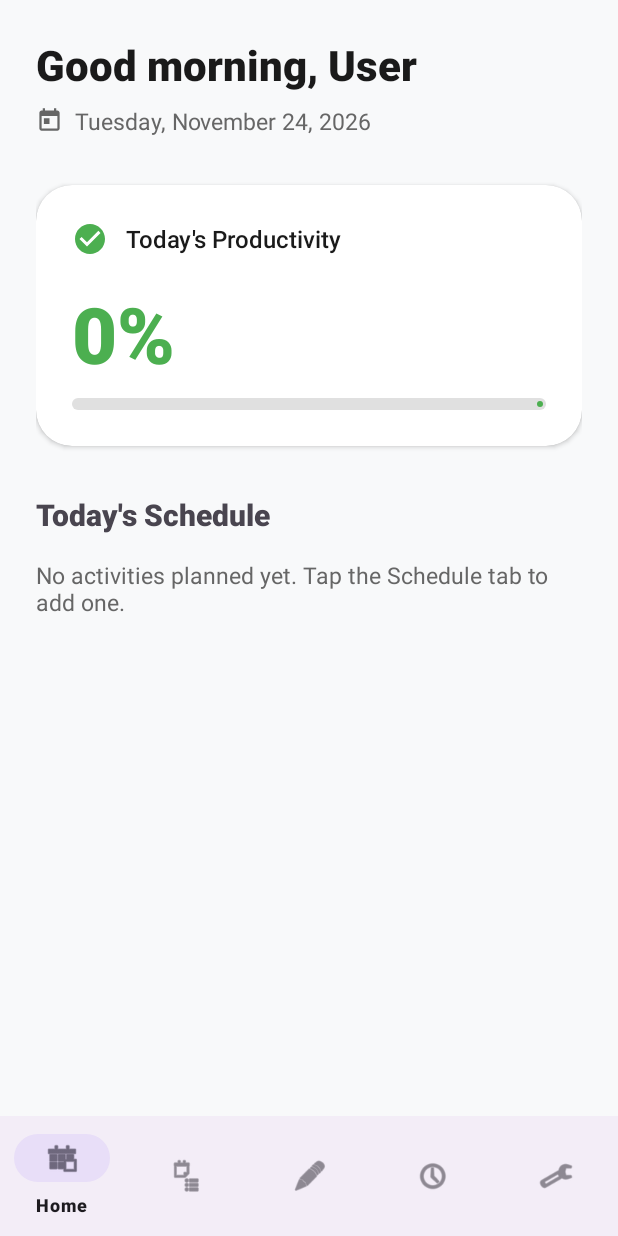
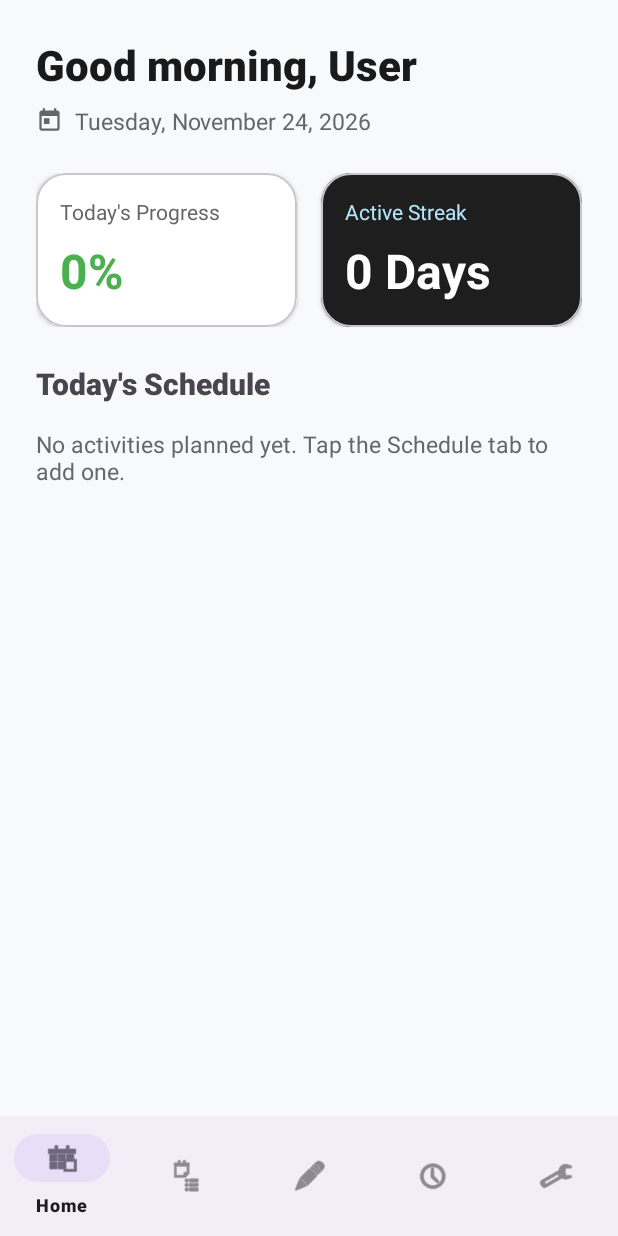
Before and after one commit to Jiks2217/daily-planner, an Android app: the DashboardFragment screen opened through its navigation route, on a phone screen of 412 x 824 dp. Run offline under Robolectric (Android 15) with nearby library versions, the phone set to English and light mode, and no system bars; our stand-ins replace Room's generated code, navigation-ui.

Commit message:
Feature: Dashboard Cards, Clickable History, Scheduled Reminders, and Form Reset

```diff
--- a/app/src/main/java/com/group5/dailyplanner/DashboardFragment.java
+++ b/app/src/main/java/com/group5/dailyplanner/DashboardFragment.java
@@ -11,7 +11,8 @@ import androidx.annotation.NonNull;
 import androidx.annotation.Nullable;
 import androidx.fragment.app.Fragment;
 import androidx.lifecycle.ViewModelProvider;
-import com.google.android.material.progressindicator.LinearProgressIndicator;
+import com.google.android.material.bottomnavigation.BottomNavigationView;
+import com.google.android.material.card.MaterialCardView;
 import java.text.SimpleDateFormat;
 import java.util.Date;
 import java.util.Locale;
@@ -25,8 +26,11 @@ public class DashboardFragment extends Fragment {
         TextView tvGreeting = view.findViewById(R.id.tvGreeting);
         TextView tvDate = view.findViewById(R.id.tvDate);
         TextView tvProgress = view.findViewById(R.id.tvProgress);
+        TextView tvStreak = view.findViewById(R.id.tvStreak);
         TextView tvStats = view.findViewById(R.id.tvStats);
-        LinearProgressIndicator progressBar = view.findViewById(R.id.progressBar);
+        MaterialCardView cardProgress = view.findViewById(R.id.cardProgress);
+        MaterialCardView cardStreak = view.findViewById(R.id.cardStreak);
+        BottomNavigationView bottomNav = requireActivity().findViewById(R.id.bottom_navigation);
 
         SimpleDateFormat sdf = new SimpleDateFormat("EEEE, MMMM d, yyyy", Locale.getDefault());
         tvDate.setText(sdf.format(new Date()));
@@ -37,24 +41,27 @@ public class DashboardFragment extends Fragment {
         String greeting = (hour < 12) ? "Good morning, " : (hour < 18) ? "Good afternoon, " : "Good evening, ";
         tvGreeting.setText(greeting + name);
 
+        // Make cards clickable
+        cardProgress.setOnClickListener(v -> { if (bottomNav != null) bottomNav.setSelectedItemId(R.id.nav_schedule); });
+        cardStreak.setOnClickListener(v -> { if (bottomNav != null) bottomNav.setSelectedItemId(R.id.nav_history); });
+
         ActivityViewModel viewModel = new ViewModelProvider(this).get(ActivityViewModel.class);
         viewModel.getAllActivities().observe(getViewLifecycleOwner(), activities -> {
             int total = activities.size();
             int completed = 0;
-            for (ActivityItem item : activities) {
-                if (item.isCompleted) completed++;
-            }
+            for (ActivityItem item : activities) if (item.isCompleted) completed++;
 
             if (total == 0) {
                 tvStats.setText("No activities planned yet. Tap the Schedule tab to add one.");
                 tvProgress.setText("0%");
-                progressBar.setProgressCompat(0, true);
             } else {
                 int percent = (int) (((float) completed / total) * 100);
                 tvStats.setText("You have " + total + " tasks planned. (" + completed + " completed)");
                 tvProgress.setText(percent + "%");
-                progressBar.setProgressCompat(percent, true);
             }
+
+            // Mock Streak Logic (In a real app, this checks dates in DB)
+            tvStreak.setText(total > 0 && completed == total ? "1 Day" : "0 Days");
         });
 
         return view;
--- a/app/src/main/java/com/group5/dailyplanner/HistoryFragment.java
+++ b/app/src/main/java/com/group5/dailyplanner/HistoryFragment.java
@@ -36,6 +36,7 @@ public class HistoryFragment extends Fragment {
         MaterialButtonToggleGroup toggleGroup = view.findViewById(R.id.toggleGroup);
 
         adapter = new HistoryAdapter();
+        adapter.setOnItemClickListener(item -> new ReviewDetailSheet(item).show(getParentFragmentManager(), "Detail"));
         recyclerView.setLayoutManager(new LinearLayoutManager(getContext()));
         recyclerView.setAdapter(adapter);
 
--- a/app/src/main/res/layout/fragment_dashboard.xml
+++ b/app/src/main/res/layout/fragment_dashboard.xml
@@ -11,12 +11,11 @@
         android:orientation="vertical"
         android:padding="24dp">
 
-        <!-- Header -->
         <TextView
             android:id="@+id/tvGreeting"
             android:layout_width="wrap_content"
             android:layout_height="wrap_content"
-            android:text="Good morning"
+            android:text="Good morning, User"
             android:textSize="28sp"
             android:textStyle="bold"
             android:fontFamily="sans-serif-medium"
@@ -28,103 +27,57 @@
             android:orientation="horizontal"
             android:gravity="center_vertical"
             android:layout_marginTop="8dp"
-            android:layout_marginBottom="32dp">
-
-            <ImageView
-                android:layout_width="18dp"
-                android:layout_height="18dp"
-                android:src="@drawable/ic_calendar"
-                app:tint="#666666" />
-
-            <TextView
-                android:id="@+id/tvDate"
-                android:layout_width="wrap_content"
-                android:layout_height="wrap_content"
-                android:text="Loading date..."
-                android:textSize="15sp"
-                android:textColor="#666666"
-                android:layout_marginStart="8dp" />
+            android:layout_marginBottom="24dp">
+            <ImageView android:layout_width="18dp" android:layout_height="18dp" android:src="@drawable/ic_calendar" app:tint="#666666" />
+            <TextView android:id="@+id/tvDate" android:layout_width="wrap_content" android:layout_height="wrap_content" android:text="Monday, Jan 1" android:textSize="15sp" android:textColor="#666666" android:layout_marginStart="8dp" />
         </LinearLayout>
 
-        <!-- Productivity Card -->
-        <com.google.android.material.card.MaterialCardView
+        <!-- Quick Metrics (Clickable Cards) -->
+        <LinearLayout
             android:layout_width="match_parent"
             android:layout_height="wrap_content"
-            app:cardCornerRadius="24dp"
-            app:cardElevation="2dp"
-            app:strokeWidth="0dp"
-            app:cardBackgroundColor="#FFFFFF">
+            android:orientation="horizontal"
+            android:layout_marginBottom="24dp">
 
-            <LinearLayout
-                android:layout_width="match_parent"
+            <!-- Card 1: Progress -->
+            <com.google.android.material.card.MaterialCardView
+                android:id="@+id/cardProgress"
+                android:layout_width="0dp"
                 android:layout_height="wrap_content"
-                android:orientation="vertical"
-                android:padding="24dp">
+                android:layout_weight="1"
+                android:layout_marginEnd="8dp"
+                app:cardCornerRadius="20dp"
+                app:cardElevation="2dp"
+                app:cardBackgroundColor="#FFFFFF"
+                android:clickable="true"
+                android:focusable="true">
+                <LinearLayout android:layout_width="match_parent" android:layout_height="wrap_content" android:orientation="vertical" android:padding="16dp">
+                    <TextView android:layout_width="wrap_content" android:layout_height="wrap_content" android:text="Today's Progress" android:textSize="14sp" android:textColor="#666666" />
+                    <TextView android:id="@+id/tvProgress" android:layout_width="wrap_content" android:layout_height="wrap_content" android:text="0%" android:textSize="32sp" android:textStyle="bold" android:textColor="#4CAF50" android:layout_marginTop="8dp" />
+                </LinearLayout>
+            </com.google.android.material.card.MaterialCardView>
 
-                <LinearLayout
-                    android:layout_width="match_parent"
-                    android:layout_height="wrap_content"
-                    android:orientation="horizontal"
-                    android:gravity="center_vertical">
+            <!-- Card 2: Streak -->
+            <com.google.android.material.card.MaterialCardView
+                android:id="@+id/cardStreak"
+                android:layout_width="0dp"
+                android:layout_height="wrap_content"
+                android:layout_weight="1"
+                android:layout_marginStart="8dp"
+                app:cardCornerRadius="20dp"
+                app:cardElevation="2dp"
+                app:cardBackgroundColor="#1E1E1E"
+                android:clickable="true"
+                android:focusable="true">
+                <LinearLayout android:layout_width="match_parent" android:layout_height="wrap_content" android:orientation="vertical" android:padding="16dp">
+                    <TextView android:layout_width="wrap_content" android:layout_height="wrap_content" android:text="Active Streak" android:textSize="14sp" android:textColor="#B3E5FC" />
+                    <TextView android:id="@+id/tvStreak" android:layout_width="wrap_content" android:layout_height="wrap_content" android:text="0 Days" android:textSize="32sp" android:textStyle="bold" android:textColor="#FFFFFF" android:layout_marginTop="8dp" />
+                </LinearLayout>
+            </com.google.android.material.card.MaterialCardView>
+        </LinearLayout>
 
-                    <ImageView
-                        android:layout_width="24dp"
-                        android:layout_height="24dp"
-                        android:src="@drawable/ic_check_circle" />
-
-                    <TextView
-                        android:layout_width="wrap_content"
-                        android:layout_height="wrap_content"
-                        android:text="Today's Productivity"
-                        android:textSize="16sp"
-                        android:fontFamily="sans-serif-medium"
-                        android:textColor="#1A1A1A"
-                        android:layout_marginStart="12dp" />
-                </LinearLayout>
-
-                <TextView
-                    android:id="@+id/tvProgress"
-                    android:layout_width="wrap_content"
-                    android:layout_height="wrap_content"
-                    android:text="0%"
-                    android:textSize="52sp"
-                    android:textStyle="bold"
-                    android:fontFamily="sans-serif-black"
-                    android:textColor="#4CAF50"
-                    android:layout_marginTop="16dp"
-                    android:layout_marginBottom="8dp" />
-
-                <com.google.android.material.progressindicator.LinearProgressIndicator
-                    android:id="@+id/progressBar"
-                    android:layout_width="match_parent"
-                    android:layout_height="wrap_content"
-                    app:indicatorColor="#4CAF50"
-                    app:trackColor="#E0E0E0"
-                    app:trackCornerRadius="8dp"
-                    app:trackThickness="8dp"
-                    android:progress="0" />
-            </LinearLayout>
-        </com.google.android.material.card.MaterialCardView>
-
-        <!-- Today's Schedule Header -->
-        <TextView
-            android:layout_width="wrap_content"
-            android:layout_height="wrap_content"
-            android:text="Today's Schedule"
-            android:textSize="20sp"
-            android:fontFamily="sans-serif-medium"
-            android:textStyle="bold"
-            android:layout_marginTop="32dp"
-            android:layout_marginBottom="16dp" />
-
-        <!-- Empty State Text -->
-        <TextView
-            android:id="@+id/tvStats"
-            android:layout_width="match_parent"
-            android:layout_height="wrap_content"
-            android:text="No activities planned yet. Tap the Schedule tab to add one."
-            android:textSize="15sp"
-            android:textColor="#666666" />
-
+        <!-- Today's Schedule -->
+        <TextView android:layout_width="wrap_content" android:layout_height="wrap_content" android:text="Today's Schedule" android:textSize="20sp" android:fontFamily="sans-serif-medium" android:textStyle="bold" android:layout_marginBottom="16dp" />
+        <TextView android:id="@+id/tvStats" android:layout_width="match_parent" android:layout_height="wrap_content" android:text="No activities planned yet. Tap the Schedule tab to add one." android:textSize="15sp" android:textColor="#666666" />
     </LinearLayout>
 </ScrollView>
```
Also changed, not shown: app/src/main/java/com/group5/dailyplanner/HistoryAdapter.java (+11 -9 lines), app/src/main/java/com/group5/dailyplanner/ReviewDetailSheet.java (added, +26 -0 lines), app/src/main/java/com/group5/dailyplanner/ReviewFragment.java (+58 -62 lines), app/src/main/res/layout/bottom_sheet_review_detail.xml (added, +16 -0 lines), app/src/main/res/layout/fragment_review.xml (+26 -106 lines).
